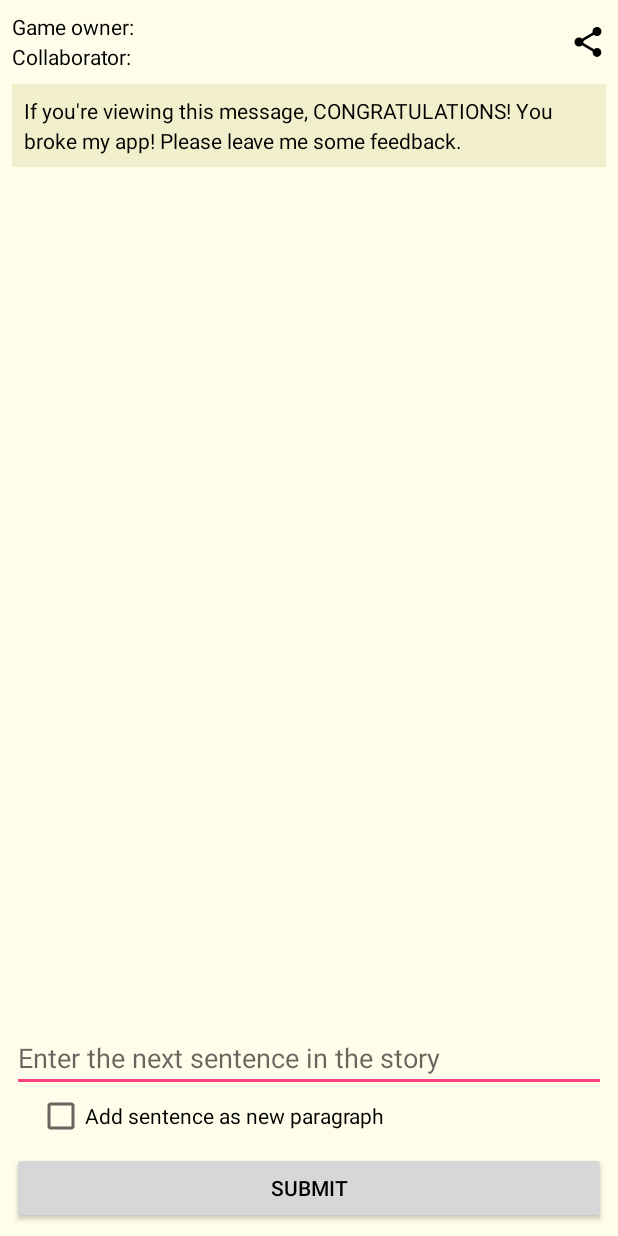
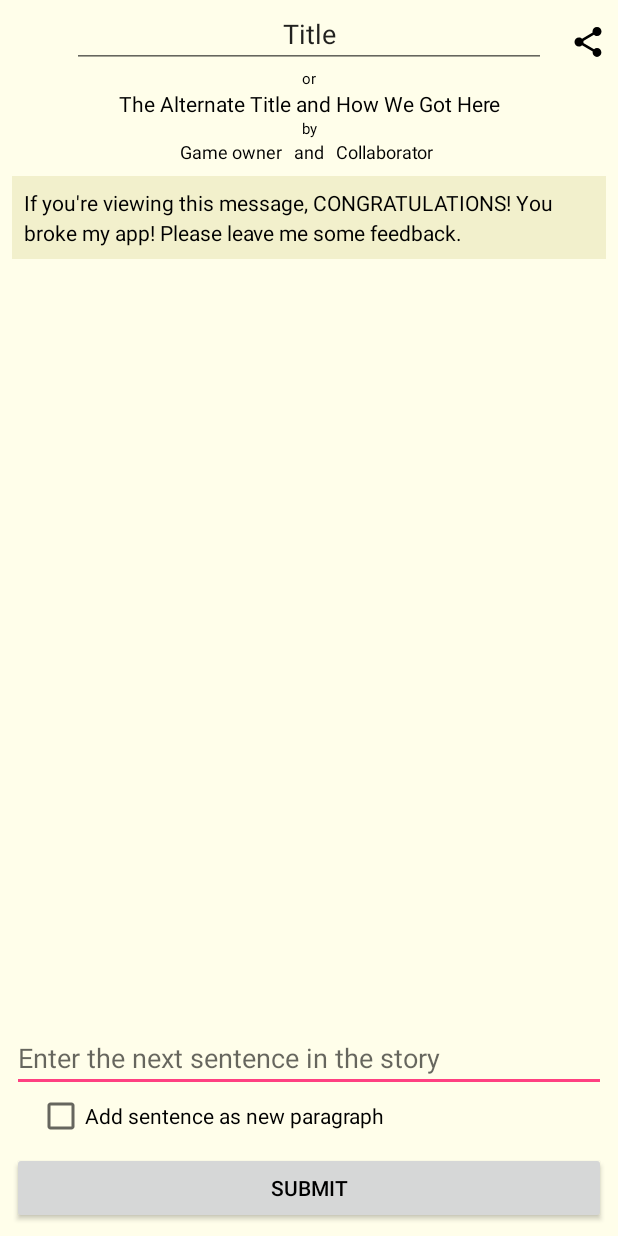
Before and after one commit to ryanmcalpin/exquisite, an Android app: the layout activity_game.xml on its own in the app's theme, with its tools: preview values and no code run, on a phone screen of 412 x 824 dp. Run offline under Robolectric (Android 15) with nearby library versions, the phone set to English and light mode, and no system bars.

Commit message:
add title layout and logic

```diff
--- a/app/src/main/res/layout/activity_game.xml
+++ b/app/src/main/res/layout/activity_game.xml
@@ -12,13 +12,16 @@
         android:layout_width="0dp"
         android:layout_height="wrap_content"
         android:layout_marginEnd="8dp"
+        android:layout_marginStart="8dp"
+        android:layout_marginTop="0dp"
+        android:text="Game owner"
+        android:textAlignment="viewEnd"
+        android:gravity="end"
+        android:textSize="12dp"
+        app:layout_constraintTop_toBottomOf="@+id/textView8"
         android:layout_marginLeft="8dp"
-        android:layout_marginStart="8dp"
-        android:layout_marginTop="8dp"
-        android:text="Game owner:"
         app:layout_constraintLeft_toLeftOf="parent"
-        app:layout_constraintTop_toTopOf="parent"
-        app:layout_constraintRight_toLeftOf="@+id/shareStory"
+        app:layout_constraintRight_toLeftOf="@+id/andView"
         android:layout_marginRight="8dp" />
 
     <TextView
@@ -26,16 +29,15 @@
         android:layout_width="0dp"
         android:layout_height="wrap_content"
         android:layout_marginEnd="8dp"
-        android:layout_marginLeft="8dp"
+        android:layout_marginRight="8dp"
         android:layout_marginStart="8dp"
-        android:layout_marginTop="8dp"
-        android:text="Collaborator:"
-        app:layout_constraintLeft_toLeftOf="parent"
-        app:layout_constraintTop_toBottomOf="@+id/ownerView"
-        app:layout_constraintRight_toLeftOf="@+id/shareStory"
-        android:layout_marginRight="8dp"
-        android:layout_marginBottom="8dp"
-        app:layout_constraintBottom_toTopOf="@+id/scrollView" />
+        android:text="Collaborator"
+        android:textSize="12dp"
+        app:layout_constraintRight_toRightOf="parent"
+        android:layout_marginTop="0dp"
+        app:layout_constraintTop_toBottomOf="@+id/textView8"
+        app:layout_constraintLeft_toRightOf="@+id/andView"
+        android:layout_marginLeft="8dp" />
 
     <android.support.v7.widget.AppCompatImageView
         android:id="@+id/shareStory"
@@ -54,15 +56,16 @@
     <ScrollView
         android:id="@+id/scrollView"
         android:layout_width="0dp"
-        android:layout_height="0dp"
+        android:layout_height="wrap_content"
         android:layout_marginBottom="0dp"
         android:layout_marginLeft="8dp"
         android:layout_marginRight="8dp"
         app:layout_constraintBottom_toTopOf="@+id/newSentenceView"
         app:layout_constraintLeft_toLeftOf="parent"
         app:layout_constraintRight_toRightOf="parent"
-        android:layout_marginTop="8dp"
-        app:layout_constraintTop_toBottomOf="@+id/shareStory">
+        android:layout_marginTop="0dp"
+        app:layout_constraintTop_toBottomOf="@+id/andView"
+        app:layout_constraintVertical_bias="0.0">
 
         <TextView
             android:id="@+id/storyTextView"
@@ -116,4 +119,91 @@
         app:layout_constraintLeft_toLeftOf="parent"
         app:layout_constraintRight_toRightOf="parent" />
 
+    <EditText
+        android:id="@+id/titleView"
+        android:layout_width="0dp"
+        android:layout_height="wrap_content"
+        android:ems="10"
+        android:hint="Pick a Title"
+        android:inputType="textCapWords"
+        android:text="Title"
+        android:textAlignment="center"
+        android:layout_marginRight="48dp"
+        app:layout_constraintRight_toRightOf="parent"
+        android:layout_marginLeft="48dp"
+        app:layout_constraintLeft_toLeftOf="parent"
+        app:layout_constraintBottom_toBottomOf="parent"
+        android:layout_marginBottom="0dp"
+        app:layout_constraintHorizontal_bias="0.503"
+        android:layout_marginTop="0dp"
+        app:layout_constraintTop_toBottomOf="@+id/titleTextView"
+        app:layout_constraintVertical_bias="0.0" />
+
+    <TextView
+        android:id="@+id/orView"
+        android:layout_width="wrap_content"
+        android:layout_height="wrap_content"
+        android:layout_marginLeft="8dp"
+        android:layout_marginRight="8dp"
+        android:layout_marginTop="0dp"
+        android:text="or"
+        android:textSize="10sp"
+        app:layout_constraintLeft_toLeftOf="parent"
+        app:layout_constraintRight_toRightOf="parent"
+        app:layout_constraintTop_toBottomOf="@+id/titleView" />
+
+    <TextView
+        android:id="@+id/alternateTitleView"
+        android:layout_width="wrap_content"
+        android:layout_height="wrap_content"
+        android:layout_marginLeft="8dp"
+        android:layout_marginRight="8dp"
+        android:layout_marginTop="0dp"
+        android:text="The Alternate Title and How We Got Here"
+        app:layout_constraintLeft_toLeftOf="parent"
+        app:layout_constraintRight_toRightOf="parent"
+        app:layout_constraintTop_toBottomOf="@+id/orView"
+        app:layout_constraintHorizontal_bias="0.504" />
+
+    <TextView
+        android:id="@+id/textView8"
+        android:layout_width="wrap_content"
+        android:layout_height="wrap_content"
+        android:layout_marginLeft="8dp"
+        android:layout_marginRight="8dp"
+        android:layout_marginTop="0dp"
+        android:text="by"
+        android:textSize="10sp"
+        app:layout_constraintLeft_toLeftOf="parent"
+        app:layout_constraintRight_toRightOf="parent"
+        app:layout_constraintTop_toBottomOf="@+id/alternateTitleView"
+        app:layout_constraintHorizontal_bias="0.501" />
+
+    <TextView
+        android:id="@+id/andView"
+        android:layout_width="wrap_content"
+        android:layout_height="wrap_content"
+        android:layout_marginLeft="8dp"
+        android:layout_marginRight="8dp"
+        android:layout_marginTop="0dp"
+        android:text="and"
+        android:textSize="12dp"
+        app:layout_constraintLeft_toLeftOf="parent"
+        app:layout_constraintRight_toRightOf="parent"
+        app:layout_constraintTop_toBottomOf="@+id/textView8" />
+
+    <TextView
+        android:id="@+id/titleTextView"
+        android:layout_width="wrap_content"
+        android:layout_height="wrap_content"
+        android:layout_marginLeft="8dp"
+        android:layout_marginRight="8dp"
+        android:layout_marginTop="0dp"
+        android:text="Untitled"
+        android:textSize="18sp"
+        android:visibility="gone"
+        app:layout_constraintLeft_toLeftOf="parent"
+        app:layout_constraintRight_toRightOf="parent"
+        app:layout_constraintTop_toTopOf="parent" />
+
 </android.support.constraint.ConstraintLayout>
```
Also changed, not shown: app/src/main/java/com/epicodus/exquisite/models/Game.java (+18 -0 lines), app/src/main/java/com/epicodus/exquisite/ui/GameActivity.java (+56 -5 lines).
